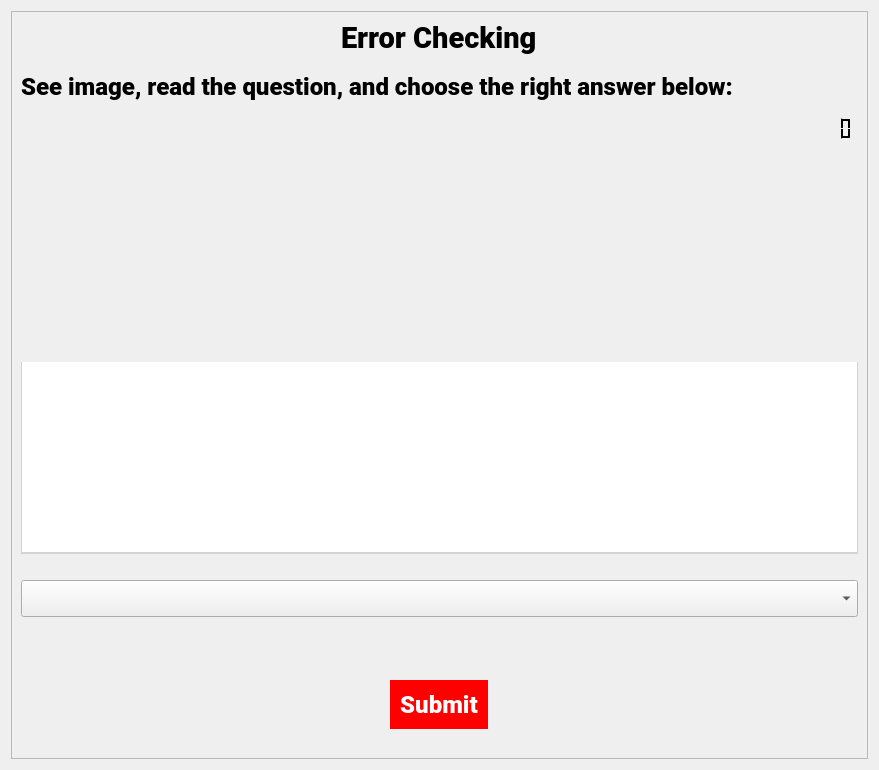
Above: ui/error_checking.ui from AndreiD049/Interview-Helper before the change. Below: the same form after it.
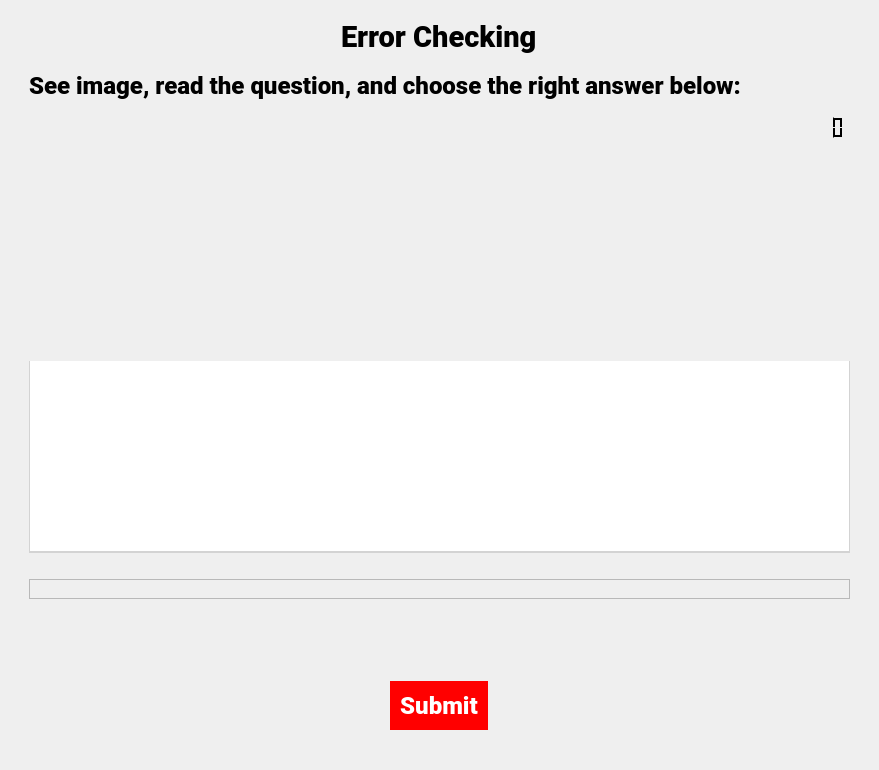
That is the form after the change. Icons and pictures are not drawn.

Patch:
```diff
--- a/ui/error_checking.ui
+++ b/ui/error_checking.ui
@@ -13,6 +13,9 @@
   <property name="windowTitle">
    <string>Form</string>
   </property>
+  <property name="autoFillBackground">
+   <bool>false</bool>
+  </property>
   <property name="styleSheet">
    <string notr="true">QPushButton {padding:10px;background-color:red;color:white;border:none;}
 QPushButton:hover {background-color:coral;}
@@ -20,8 +23,20 @@
 QTextBrowser, QTextEdit { border-top: none; border-left: 1px solid lightgrey; border-right: 1px solid lightgrey; border-bottom: 2px solid lightgrey;}</string>
   </property>
   <layout class="QHBoxLayout" name="horizontalLayout">
+   <property name="leftMargin">
+    <number>20</number>
+   </property>
+   <property name="rightMargin">
+    <number>20</number>
+   </property>
    <item>
     <widget class="QScrollArea" name="scrollArea">
+     <property name="styleSheet">
+      <string notr="true"/>
+     </property>
+     <property name="frameShape">
+      <enum>QFrame::NoFrame</enum>
+     </property>
      <property name="widgetResizable">
       <bool>true</bool>
      </property>
@@ -30,8 +45,8 @@
        <rect>
         <x>0</x>
         <y>0</y>
-        <width>859</width>
-        <height>750</height>
+        <width>839</width>
+        <height>752</height>
        </rect>
       </property>
       <layout class="QVBoxLayout" name="verticalLayout">
@@ -371,13 +386,34 @@
         </spacer>
        </item>
        <item>
-        <widget class="QComboBox" name="comboBox">
+        <widget class="QFrame" name="frame">
          <property name="font">
           <font>
            <family>Roboto</family>
-           <pointsize>18</pointsize>
+           <pointsize>12</pointsize>
           </font>
          </property>
+         <property name="styleSheet">
+          <string notr="true">QRadioButton::indicator {
+width: 20px;
+height:20px;
+}
+
+QRadioButton::indicator::checked {
+image: url(G:/Interview-Helper/assets/images/radio_checked.png);
+}
+
+QRadioButton::indicator::unchecked {
+image: url(G:/Interview-Helper/assets/images/radio_unchecked.png);
+}</string>
+         </property>
+         <property name="frameShape">
+          <enum>QFrame::StyledPanel</enum>
+         </property>
+         <property name="frameShadow">
+          <enum>QFrame::Sunken</enum>
+         </property>
+         <layout class="QVBoxLayout" name="radioButtonsLayout"/>
         </widget>
        </item>
        <item>
```
Left out of the diff: 6 changed lines with no effect on the pictures.
